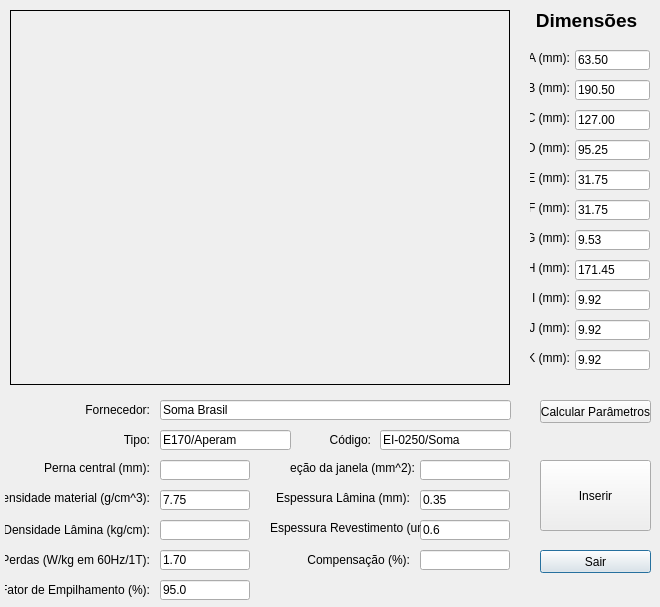
First picture: the form in windows/windowlaminaimage.ui, repository KyryIx/Helena, before the edit.
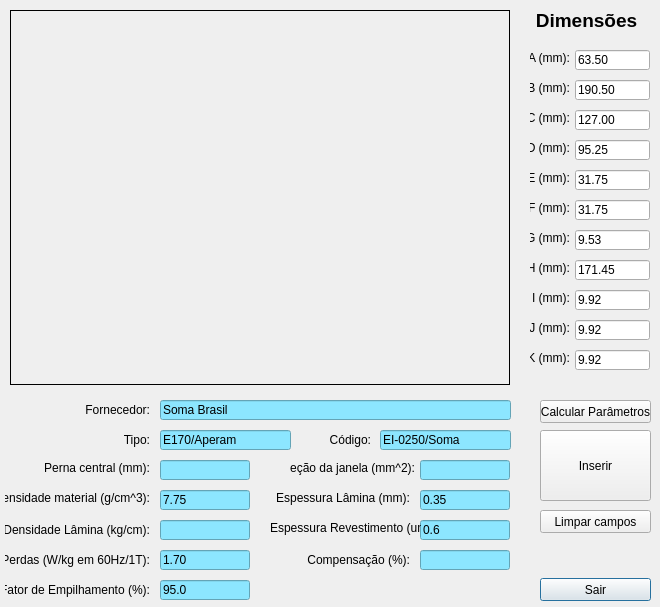
Second picture: the form after the edit. Icons and pictures are not drawn.

Commit message: Atualizacao do calculo de densidade da lamina e insercao dos valores para a base de dados

Patch:
```diff
--- a/windows/windowlaminaimage.ui
+++ b/windows/windowlaminaimage.ui
@@ -17,7 +17,7 @@
    <property name="geometry">
     <rect>
      <x>540</x>
-     <y>550</y>
+     <y>578</y>
      <width>111</width>
      <height>23</height>
     </rect>
@@ -51,6 +51,12 @@
      <height>20</height>
     </rect>
    </property>
+   <property name="autoFillBackground">
+    <bool>false</bool>
+   </property>
+   <property name="styleSheet">
+    <string notr="true">background-color: rgb(140, 230, 255);</string>
+   </property>
    <property name="text">
     <string/>
    </property>
@@ -64,6 +70,12 @@
      <height>20</height>
     </rect>
    </property>
+   <property name="autoFillBackground">
+    <bool>false</bool>
+   </property>
+   <property name="styleSheet">
+    <string notr="true">background-color: rgb(140, 230, 255);</string>
+   </property>
   </widget>
   <widget class="QLabel" name="label_type">
    <property name="geometry">
@@ -138,6 +150,12 @@
      <height>20</height>
     </rect>
    </property>
+   <property name="autoFillBackground">
+    <bool>false</bool>
+   </property>
+   <property name="styleSheet">
+    <string notr="true">background-color: rgb(140, 230, 255);</string>
+   </property>
   </widget>
   <widget class="QPushButton" name="pushButton_insert">
    <property name="enabled">
@@ -146,7 +164,7 @@
    <property name="geometry">
     <rect>
      <x>540</x>
-     <y>460</y>
+     <y>430</y>
      <width>111</width>
      <height>71</height>
     </rect>
@@ -180,6 +198,12 @@
      <height>20</height>
     </rect>
    </property>
+   <property name="autoFillBackground">
+    <bool>false</bool>
+   </property>
+   <property name="styleSheet">
+    <string notr="true">background-color: rgb(140, 230, 255);</string>
+   </property>
    <property name="text">
     <string>E170/Aperam</string>
    </property>
@@ -193,6 +217,12 @@
      <height>20</height>
     </rect>
    </property>
+   <property name="autoFillBackground">
+    <bool>false</bool>
+   </property>
+   <property name="styleSheet">
+    <string notr="true">background-color: rgb(140, 230, 255);</string>
+   </property>
    <property name="text">
     <string>Soma Brasil</string>
    </property>
@@ -206,6 +236,12 @@
      <height>20</height>
     </rect>
    </property>
+   <property name="autoFillBackground">
+    <bool>false</bool>
+   </property>
+   <property name="styleSheet">
+    <string notr="true">background-color: rgb(140, 230, 255);</string>
+   </property>
   </widget>
   <widget class="QLabel" name="label_laminaImage">
    <property name="geometry">
@@ -612,6 +648,12 @@
      <height>20</height>
     </rect>
    </property>
+   <property name="autoFillBackground">
+    <bool>false</bool>
+   </property>
+   <property name="styleSheet">
+    <string notr="true">background-color: rgb(140, 230, 255);</string>
+   </property>
    <property name="text">
     <string>0.35</string>
    </property>
@@ -625,6 +667,12 @@
      <height>20</height>
     </rect>
    </property>
+   <property name="autoFillBackground">
+    <bool>false</bool>
+   </property>
+   <property name="styleSheet">
+    <string notr="true">background-color: rgb(140, 230, 255);</string>
+   </property>
    <property name="text">
     <string>7.75</string>
    </property>
@@ -638,6 +686,12 @@
      <height>20</height>
     </rect>
    </property>
+   <property name="autoFillBackground">
+    <bool>false</bool>
+   </property>
+   <property name="styleSheet">
+    <string notr="true">background-color: rgb(140, 230, 255);</string>
+   </property>
    <property name="text">
     <string>0.6</string>
    </property>
@@ -677,6 +731,12 @@
      <height>20</height>
     </rect>
    </property>
+   <property name="autoFillBackground">
+    <bool>false</bool>
+   </property>
+   <property name="styleSheet">
+    <string notr="true">background-color: rgb(140, 230, 255);</string>
+   </property>
    <property name="text">
     <string>EI-0250/Soma</string>
    </property>
@@ -722,6 +782,12 @@
      <height>20</height>
     </rect>
    </property>
+   <property name="autoFillBackground">
+    <bool>false</bool>
+   </property>
+   <property name="styleSheet">
+    <string notr="true">background-color: rgb(140, 230, 255);</string>
+   </property>
    <property name="text">
     <string>1.70</string>
    </property>
@@ -735,6 +801,12 @@
      <height>20</height>
     </rect>
    </property>
+   <property name="autoFillBackground">
+    <bool>false</bool>
+   </property>
+   <property name="styleSheet">
+    <string notr="true">background-color: rgb(140, 230, 255);</string>
+   </property>
    <property name="text">
     <string>95.0</string>
    </property>
@@ -755,6 +827,19 @@
     <set>Qt::AlignRight|Qt::AlignTrailing|Qt::AlignVCenter</set>
    </property>
   </widget>
+  <widget class="QPushButton" name="pushButton_clear">
+   <property name="geometry">
+    <rect>
+     <x>540</x>
+     <y>510</y>
+     <width>111</width>
+     <height>23</height>
+    </rect>
+   </property>
+   <property name="text">
+    <string>Limpar campos</string>
+   </property>
+  </widget>
  </widget>
  <resources>
   <include location="../images/images.qrc"/>
```
The commit also changes 2 other files.
